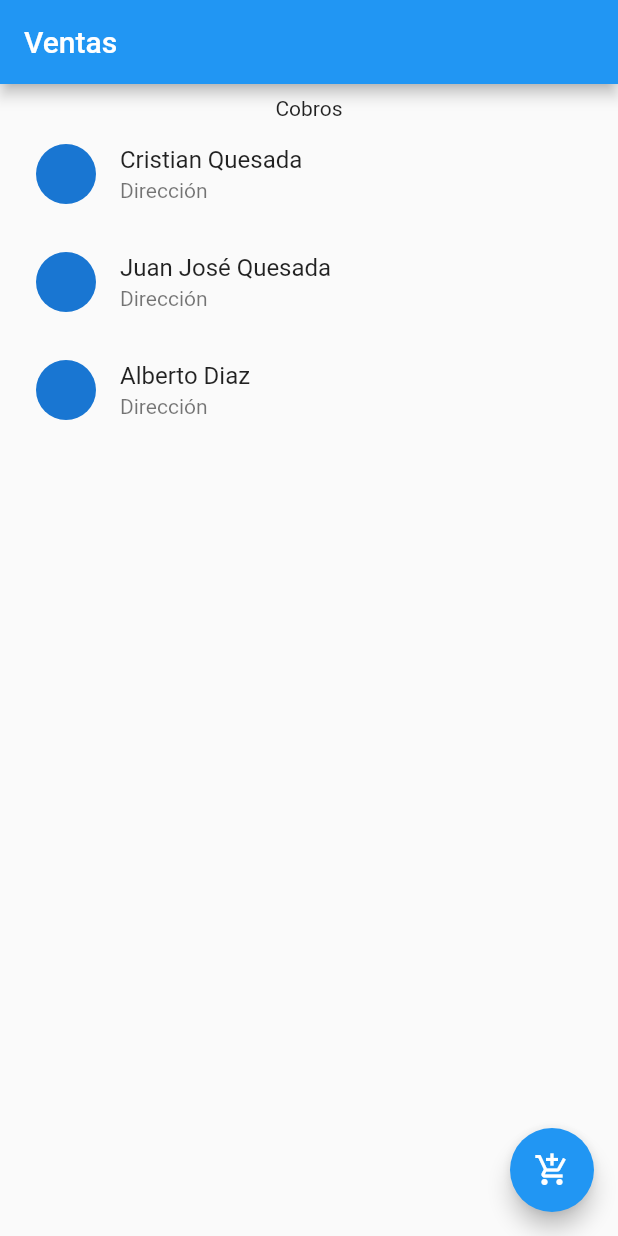
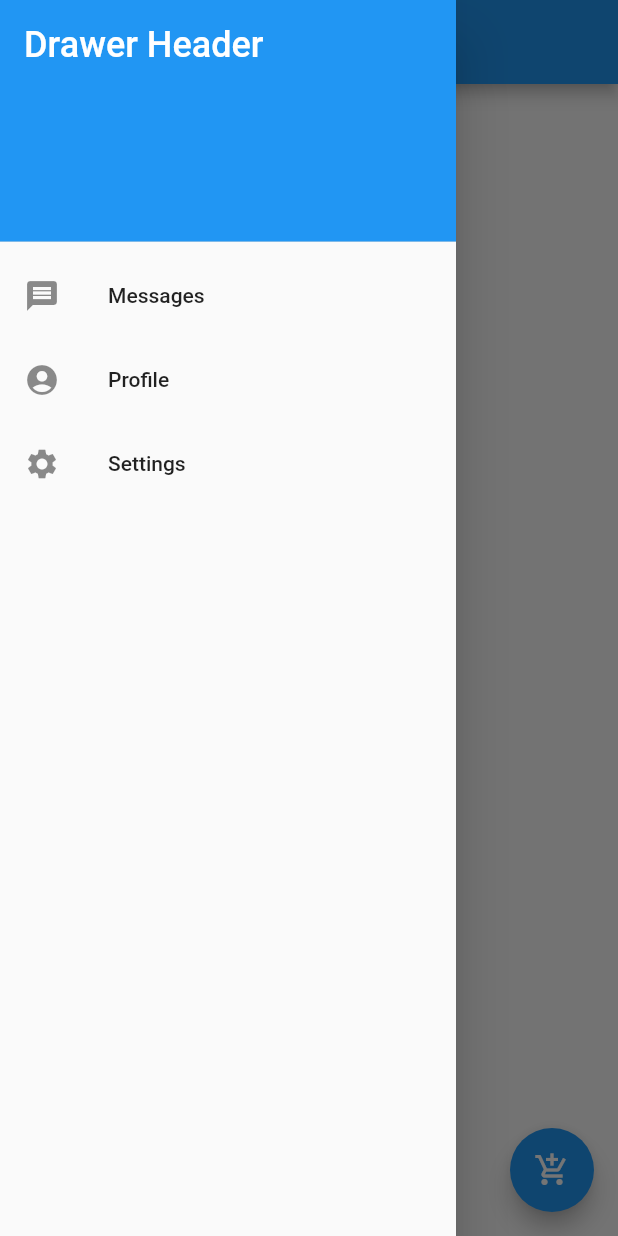
Before and after one commit to coscristian/Sales-App, a Flutter app: the screen it shows after launch, with the side drawer open (before the commit the screen has no drawer), on a phone screen of 412 x 824 dp. Run offline on Flutter 3.47's test engine with Material 2 defaults, Android fonts, the light colour scheme and no system bars.

Commit message:
Agregado Drawer

```diff
--- a/lib/pages/payments.dart
+++ b/lib/pages/payments.dart
@@ -1,4 +1,5 @@
 import 'package:flutter/material.dart';
+import '../widgets/drawer.dart';
 
 class PaymentsPage extends StatelessWidget {
   const PaymentsPage({super.key});
@@ -9,6 +10,7 @@
       appBar: AppBar(
         title: const Text("Ventas"),
       ),
+      drawer: const DrawerWidget(),
       body: Padding(
         padding: const EdgeInsets.all(8.0),
         child: Column(
--- /dev/null
+++ b/lib/widgets/drawer.dart
@@ -0,0 +1,41 @@
+import 'package:flutter/material.dart';
+
+class DrawerWidget extends StatelessWidget {
+  const DrawerWidget({super.key});
+
+  @override
+  Widget build(BuildContext context) {
+    // TODO: implement build
+    return Drawer(
+      child: ListView(
+        padding: EdgeInsets.zero,
+        children: const <Widget>[
+          DrawerHeader(
+            decoration: BoxDecoration(
+              color: Colors.blue,
+            ),
+            child: Text(
+              'Drawer Header',
+              style: TextStyle(
+                color: Colors.white,
+                fontSize: 24,
+              ),
+            ),
+          ),
+          ListTile(
+            leading: Icon(Icons.message),
+            title: Text('Messages'),
+          ),
+          ListTile(
+            leading: Icon(Icons.account_circle),
+            title: Text('Profile'),
+          ),
+          ListTile(
+            leading: Icon(Icons.settings),
+            title: Text('Settings'),
+          ),
+        ],
+      ),
+    );
+  }
+}
```
